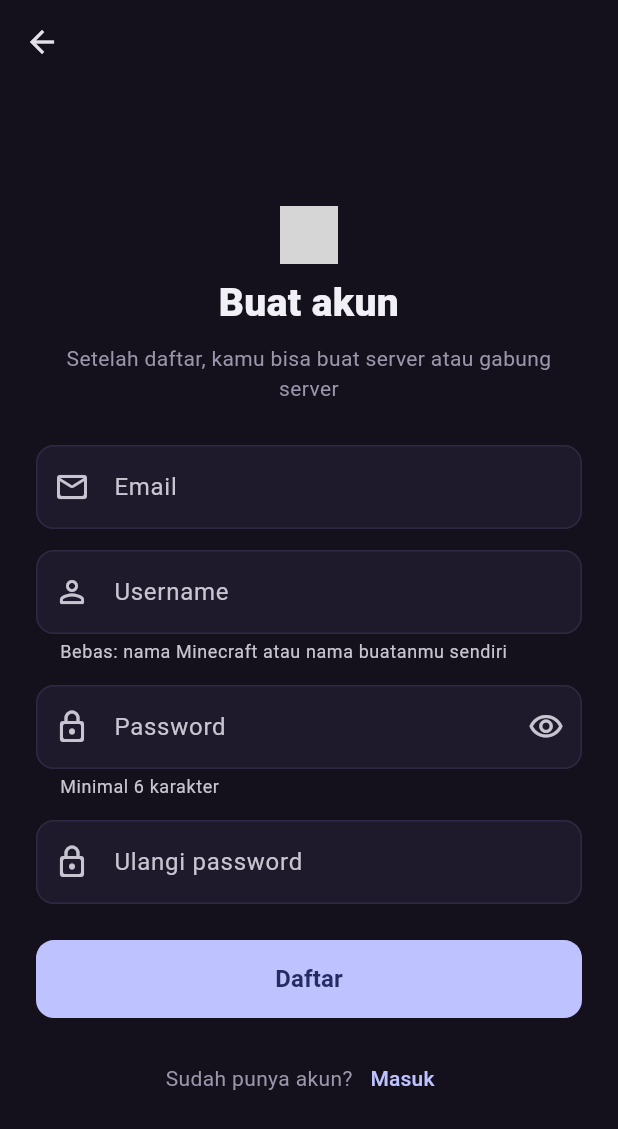
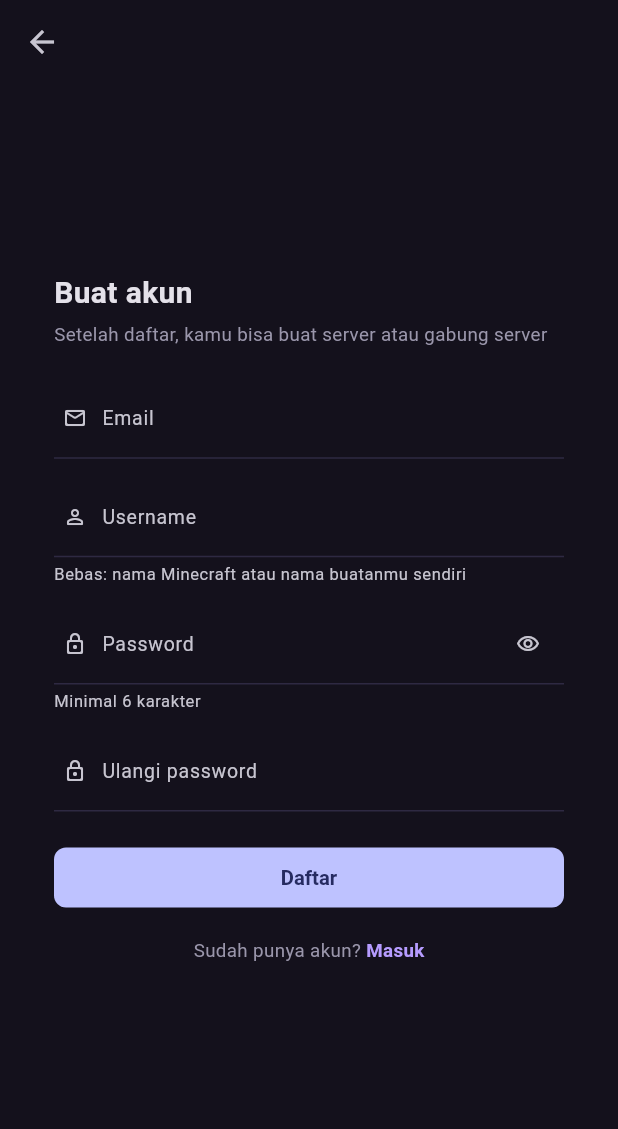
Before and after one commit to NoeiNon/RLink, a Flutter app: the screen it shows after launch, after a tap on "Masuk", after a tap on "Daftar", on a phone screen of 412 x 824 dp. Shown: the top 1129 px of the screen. Run offline on Flutter 3.47's test engine with Material 3 defaults, Android fonts, the phone set to English and light mode, and no system bars; our stand-ins replace file_picker, shared_preferences, supabase_flutter; accounts and stored records are empty; grey boxes are pictures that could not be loaded.

Commit message:
Redesign Login dan Register

```diff
--- a/lib/screens/login_screen.dart
+++ b/lib/screens/login_screen.dart
@@ -6,7 +6,7 @@ import '../core/validators.dart';
 import '../data/mock_auth_store.dart';
 import '../data/mock_server_store.dart' show ServerException;
 import '../widgets/app_feedback.dart';
-import '../widgets/auth_layout.dart';
+import '../widgets/auth_split_layout.dart';
 import 'app_router.dart';
 import 'register_screen.dart';
 
@@ -86,16 +86,35 @@ class _LoginScreenState extends State<LoginScreen> {
   }
 
   void _openRegister() {
-    Navigator.of(context).push(
-      MaterialPageRoute<void>(builder: (_) => const RegisterScreen()),
-    );
+    Navigator.of(context)
+        .push(MaterialPageRoute<void>(builder: (_) => const RegisterScreen()));
   }
 
   @override
   Widget build(BuildContext context) {
-    return AuthLayout(
+    return AuthSplitLayout(
       title: 'Selamat datang',
       subtitle: 'Masuk untuk mengelola project builder-mu',
+      footer: Row(
+        mainAxisSize: MainAxisSize.min,
+        children: [
+          const Text(
+            'Belum punya akun? ',
+            style: TextStyle(fontSize: 12.5, color: AppColors.textMuted),
+          ),
+          GestureDetector(
+            onTap: _openRegister,
+            child: const Text(
+              'Daftar',
+              style: TextStyle(
+                fontSize: 12.5,
+                fontWeight: FontWeight.w600,
+                color: AppColors.accent,
+              ),
+            ),
+          ),
+        ],
+      ),
       children: [
         Form(
           key: _formKey,
@@ -105,8 +124,10 @@ class _LoginScreenState extends State<LoginScreen> {
                 controller: _emailController,
                 keyboardType: TextInputType.emailAddress,
                 textInputAction: TextInputAction.next,
+                style: const TextStyle(fontSize: 13.5),
                 onChanged: (_) => _clearErrors(),
-                decoration: appInputDecoration(
+                decoration:
+                    compactInputDecoration(
                       label: 'Email',
                       icon: Icons.mail_outline_rounded,
                     ).copyWith(
@@ -116,18 +137,24 @@ class _LoginScreenState extends State<LoginScreen> {
                     ),
                 validator: Validators.email,
               ),
-              const SizedBox(height: 14),
+              const SizedBox(height: 12),
               TextFormField(
                 controller: _passwordController,
                 obscureText: _obscure,
                 textInputAction: TextInputAction.done,
+                style: const TextStyle(fontSize: 13.5),
                 onFieldSubmitted: (_) => _submit(),
                 onChanged: (_) => _clearErrors(),
-                decoration: appInputDecoration(
+                decoration:
+                    compactInputDecoration(
                       label: 'Password',
                       icon: Icons.lock_outline_rounded,
                       suffix: IconButton(
-                    tooltip: _obscure ? 'Tampilkan password' : 'Sembunyikan',
+                        iconSize: 16,
+                        padding: EdgeInsets.zero,
+                        tooltip: _obscure
+                            ? 'Tampilkan password'
+                            : 'Sembunyikan',
                         icon: Icon(
                           _obscure
                               ? Icons.visibility_outlined
@@ -145,22 +172,11 @@ class _LoginScreenState extends State<LoginScreen> {
           ),
         ),
         if (_generalError != null) ...[
-          const SizedBox(height: 14),
+          const SizedBox(height: 12),
           InlineError(_generalError!),
         ],
-        const SizedBox(height: 24),
-        PrimaryButton(label: 'Masuk', loading: _loading, onPressed: _submit),
-        const SizedBox(height: 16),
-        Row(
-          mainAxisAlignment: MainAxisAlignment.center,
-          children: [
-            const Text(
-              'Belum punya akun?',
-              style: TextStyle(color: AppColors.textMuted),
-            ),
-            TextButton(onPressed: _openRegister, child: const Text('Daftar')),
-          ],
-        ),
+        const SizedBox(height: 20),
+        CompactButton(label: 'Masuk', loading: _loading, onPressed: _submit),
       ],
     );
   }
--- a/lib/screens/register_screen.dart
+++ b/lib/screens/register_screen.dart
@@ -6,7 +6,7 @@ import '../core/validators.dart';
 import '../data/mock_auth_store.dart';
 import '../data/mock_server_store.dart' show ServerException;
 import '../widgets/app_feedback.dart';
-import '../widgets/auth_layout.dart';
+import '../widgets/auth_split_layout.dart';
 import 'home_screen.dart';
 
 class RegisterScreen extends StatefulWidget {
@@ -72,9 +72,7 @@ class _RegisterScreenState extends State<RegisterScreen> {
     // Hapus halaman Daftar dan Login dari riwayat, jadi tombol kembali
     // tidak membawa pengguna ke halaman login lagi.
     Navigator.of(context).pushAndRemoveUntil(
-      MaterialPageRoute<void>(
-        builder: (_) => HomeScreen(username: uname),
-      ),
+      MaterialPageRoute<void>(builder: (_) => HomeScreen(username: uname)),
       (route) => false,
     );
   }
@@ -102,11 +100,41 @@ class _RegisterScreenState extends State<RegisterScreen> {
     });
   }
 
+  Widget _eyeButton() => IconButton(
+    iconSize: 16,
+    padding: EdgeInsets.zero,
+    tooltip: _obscure ? 'Tampilkan password' : 'Sembunyikan',
+    icon: Icon(
+      _obscure ? Icons.visibility_outlined : Icons.visibility_off_outlined,
+    ),
+    onPressed: () => setState(() => _obscure = !_obscure),
+  );
+
   @override
   Widget build(BuildContext context) {
-    return AuthLayout(
+    return AuthSplitLayout(
       title: 'Buat akun',
       subtitle: 'Setelah daftar, kamu bisa buat server atau gabung server',
+      footer: Row(
+        mainAxisSize: MainAxisSize.min,
+        children: [
+          const Text(
+            'Sudah punya akun? ',
+            style: TextStyle(fontSize: 12.5, color: AppColors.textMuted),
+          ),
+          GestureDetector(
+            onTap: () => Navigator.of(context).pop(),
+            child: const Text(
+              'Masuk',
+              style: TextStyle(
+                fontSize: 12.5,
+                fontWeight: FontWeight.w600,
+                color: AppColors.accent,
+              ),
+            ),
+          ),
+        ],
+      ),
       children: [
         Form(
           key: _formKey,
@@ -116,8 +144,10 @@ class _RegisterScreenState extends State<RegisterScreen> {
                 controller: _emailController,
                 keyboardType: TextInputType.emailAddress,
                 textInputAction: TextInputAction.next,
+                style: const TextStyle(fontSize: 13.5),
                 onChanged: (_) => _clearErrors(),
-                decoration: appInputDecoration(
+                decoration:
+                    compactInputDecoration(
                       label: 'Email',
                       icon: Icons.mail_outline_rounded,
                     ).copyWith(
@@ -127,14 +157,17 @@ class _RegisterScreenState extends State<RegisterScreen> {
                     ),
                 validator: Validators.email,
               ),
-              const SizedBox(height: 14),
+              const SizedBox(height: 12),
               TextFormField(
                 controller: _usernameController,
                 textInputAction: TextInputAction.next,
+                style: const TextStyle(fontSize: 13.5),
                 onChanged: (_) => _clearErrors(),
-                decoration: appInputDecoration(
+                decoration:
+                    compactInputDecoration(
                       label: 'Username',
-                  helper: 'Bebas: nama Minecraft atau nama buatanmu sendiri',
+                      helper:
+                          'Bebas: nama Minecraft atau nama buatanmu sendiri',
                       icon: Icons.person_outline_rounded,
                     ).copyWith(
                       errorText: _usernameError,
@@ -143,34 +176,28 @@ class _RegisterScreenState extends State<RegisterScreen> {
                     ),
                 validator: Validators.username,
               ),
-              const SizedBox(height: 14),
+              const SizedBox(height: 12),
               TextFormField(
                 controller: _passwordController,
                 obscureText: _obscure,
                 textInputAction: TextInputAction.next,
-                decoration: appInputDecoration(
+                style: const TextStyle(fontSize: 13.5),
+                decoration: compactInputDecoration(
                   label: 'Password',
                   helper: 'Minimal 6 karakter',
                   icon: Icons.lock_outline_rounded,
-                  suffix: IconButton(
-                    tooltip: _obscure ? 'Tampilkan password' : 'Sembunyikan',
-                    icon: Icon(
-                      _obscure
-                          ? Icons.visibility_outlined
-                          : Icons.visibility_off_outlined,
-                    ),
-                    onPressed: () => setState(() => _obscure = !_obscure),
-                  ),
+                  suffix: _eyeButton(),
                 ),
                 validator: Validators.newPassword,
               ),
-              const SizedBox(height: 14),
+              const SizedBox(height: 12),
               TextFormField(
                 controller: _confirmController,
                 obscureText: _obscure,
                 textInputAction: TextInputAction.done,
+                style: const TextStyle(fontSize: 13.5),
                 onFieldSubmitted: (_) => _submit(),
-                decoration: appInputDecoration(
+                decoration: compactInputDecoration(
                   label: 'Ulangi password',
                   icon: Icons.lock_outline_rounded,
                 ),
@@ -181,26 +208,12 @@ class _RegisterScreenState extends State<RegisterScreen> {
             ],
           ),
         ),
-        const SizedBox(height: 24),
+        const SizedBox(height: 20),
         if (_generalError != null) ...[
           InlineError(_generalError!),
-          const SizedBox(height: 14),
+          const SizedBox(height: 12),
         ],
-        PrimaryButton(label: 'Daftar', loading: _loading, onPressed: _submit),
-        const SizedBox(height: 16),
-        Row(
-          mainAxisAlignment: MainAxisAlignment.center,
-          children: [
-            const Text(
-              'Sudah punya akun?',
-              style: TextStyle(color: AppColors.textMuted),
-            ),
-            TextButton(
-              onPressed: () => Navigator.of(context).pop(),
-              child: const Text('Masuk'),
-            ),
-          ],
-        ),
+        CompactButton(label: 'Daftar', loading: _loading, onPressed: _submit),
       ],
     );
   }
--- /dev/null
+++ b/lib/widgets/auth_split_layout.dart
@@ -0,0 +1,210 @@
+import 'package:flutter/material.dart';
+
+import '../core/app_theme.dart';
+import 'auth_layout.dart' show AppLogo, kFieldBorder, kErrorColor;
+
+/// Layout login/register ringkas: panel gambar di kiri (layar lebar),
+/// form kecil (maks 340px) di kanan. Di layar sempit hanya form.
+class AuthSplitLayout extends StatelessWidget {
+  final String title;
+  final String? subtitle;
+  final List<Widget> children;
+  final Widget? footer; // mis. "Belum punya akun? Daftar"
+
+  const AuthSplitLayout({
+    super.key,
+    required this.title,
+    required this.children,
+    this.subtitle,
+    this.footer,
+  });
+
+  @override
+  Widget build(BuildContext context) {
+    return Scaffold(
+      backgroundColor: AppColors.background,
+      body: LayoutBuilder(
+        builder: (context, c) {
+          final wide = c.maxWidth >= 800;
+          final form = _FormPanel(
+            title: title,
+            subtitle: subtitle,
+            footer: footer,
+            children: children,
+          );
+          if (!wide) return form;
+          return Row(
+            children: [
+              const Expanded(flex: 5, child: _WelcomePanel()),
+              Expanded(flex: 4, child: form),
+            ],
+          );
+        },
+      ),
+    );
+  }
+}
+
+class _WelcomePanel extends StatelessWidget {
+  const _WelcomePanel();
+
+  @override
+  Widget build(BuildContext context) {
+    return Container(
+      decoration: const BoxDecoration(
+        gradient: LinearGradient(
+          begin: Alignment.topLeft,
+          end: Alignment.bottomRight,
+          colors: [Color(0xFF2A2250), Color(0xFF5865F2)],
+        ),
+      ),
+      child: const Center(
+        child: Column(
+          mainAxisSize: MainAxisSize.min,
+          children: [
+            AppLogo(width: 72),
+            SizedBox(height: 20),
+            Text(
+              'WELCOME',
+              style: TextStyle(
+                fontSize: 34,
+                fontWeight: FontWeight.w800,
+                letterSpacing: 4,
+                color: Colors.white,
+              ),
+            ),
+          ],
+        ),
+      ),
+    );
+  }
+}
+
+class _FormPanel extends StatelessWidget {
+  final String title;
+  final String? subtitle;
+  final Widget? footer;
+  final List<Widget> children;
+  const _FormPanel({
+    required this.title,
+    required this.children,
+    this.subtitle,
+    this.footer,
+  });
+
+  @override
+  Widget build(BuildContext context) {
+    final canPop = Navigator.of(context).canPop();
+    return SafeArea(
+      child: Stack(
+        children: [
+          if (canPop) const Positioned(top: 4, left: 4, child: BackButton()),
+          Center(
+            child: SingleChildScrollView(
+              padding: const EdgeInsets.symmetric(horizontal: 24, vertical: 24),
+              child: ConstrainedBox(
+                constraints: const BoxConstraints(maxWidth: 340),
+                child: Column(
+                  crossAxisAlignment: CrossAxisAlignment.start,
+                  children: [
+                    Text(
+                      title,
+                      style: const TextStyle(
+                        fontSize: 20,
+                        fontWeight: FontWeight.w700,
+                      ),
+                    ),
+                    if (subtitle != null) ...[
+                      const SizedBox(height: 4),
+                      Text(
+                        subtitle!,
+                        style: const TextStyle(
+                          fontSize: 12.5,
+                          color: AppColors.textMuted,
+                        ),
+                      ),
+                    ],
+                    const SizedBox(height: 20),
+                    ...children,
+                    if (footer != null) ...[
+                      const SizedBox(height: 16),
+                      Center(child: footer!),
+                    ],
+                  ],
+                ),
+              ),
+            ),
+          ),
+        ],
+      ),
+    );
+  }
+}
+
+/// Field kecil bergaya underline (seperti referensi).
+InputDecoration compactInputDecoration({
+  required String label,
+  String? helper,
+  IconData? icon,
+  Widget? suffix,
+}) {
+  const line = UnderlineInputBorder(
+    borderSide: BorderSide(color: kFieldBorder),
+  );
+  return InputDecoration(
+    labelText: label,
+    helperText: helper,
+    helperStyle: const TextStyle(fontSize: 11),
+    labelStyle: const TextStyle(fontSize: 13),
+    isDense: true,
+    prefixIcon: icon == null ? null : Icon(icon, size: 16),
+    prefixIconConstraints: const BoxConstraints(minWidth: 28, minHeight: 28),
+    suffixIcon: suffix,
+    suffixIconConstraints: const BoxConstraints(minWidth: 28, minHeight: 28),
+    contentPadding: const EdgeInsets.symmetric(vertical: 10),
+    enabledBorder: line,
+    border: line,
+    focusedBorder: const UnderlineInputBorder(
+      borderSide: BorderSide(color: AppColors.primary, width: 1.5),
+    ),
+    errorBorder: const UnderlineInputBorder(
+      borderSide: BorderSide(color: kErrorColor),
+    ),
+    focusedErrorBorder: const UnderlineInputBorder(
+      borderSide: BorderSide(color: kErrorColor, width: 1.5),
+    ),
+    errorStyle: const TextStyle(fontSize: 11),
+  );
+}
+
+/// Tombol penuh lebar, tinggi 40.
+class CompactButton extends StatelessWidget {
+  final String label;
+  final VoidCallback? onPressed;
+  final bool loading;
+  const CompactButton({
+    super.key,
+    required this.label,
+    this.onPressed,
+    this.loading = false,
+  });
+
+  @override
+  Widget build(BuildContext context) {
+    return FilledButton(
+      onPressed: loading ? null : onPressed,
+      style: FilledButton.styleFrom(
+        minimumSize: const Size.fromHeight(40),
+        shape: RoundedRectangleBorder(borderRadius: BorderRadius.circular(8)),
+        textStyle: const TextStyle(fontSize: 13.5, fontWeight: FontWeight.w600),
+      ),
+      child: loading
+          ? const SizedBox(
+              width: 16,
+              height: 16,
+              child: CircularProgressIndicator(strokeWidth: 2),
+            )
+          : Text(label),
+    );
+  }
+}
```
Lines whose indentation alone changed are shown as unchanged.
